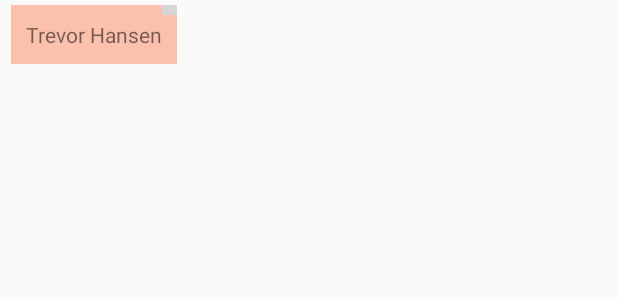
After one commit to gracezhuhou/IdledRichFish, an Android app: the layout item_tab.xml on its own in the app's theme, with its tools: preview values and no code run, on a phone screen of 412 x 824 dp. The commit adds this screen. Shown: the top 300 px of the screen. Run offline under Robolectric (Android 15) with nearby library versions, the phone set to English and light mode, and no system bars; grey boxes are pictures that could not be loaded.

Commit message:
tag界面&响应

```diff
--- a/app/build.gradle
+++ b/app/build.gradle
@@ -73,6 +73,7 @@ dependencies {
     implementation 'com.github.sd6352051:NiftyDialogEffects:v1.0.3' // 弹出框
     implementation 'com.zhihu.android:matisse:0.5.2-beta2' // 本地图像选择器
     implementation 'com.lzy.widget:ninegridview:0.2.0' // 九宫格图像控件
+    implementation 'com.beloo.widget:ChipsLayoutManager:0.3.7@aar'//ChipsLayoutManager
     // 工具类
     implementation("com.google.guava:guava:28.1-android")
     implementation 'com.android.support:multidex:1.0.3'
--- a/app/src/main/java/com/sufe/idledrichfish/data/model/Tab.java
+++ b/app/src/main/java/com/sufe/idledrichfish/data/model/Tag.java
@@ -3,7 +3,7 @@ package com.sufe.idledrichfish.data.model;
 import cn.bmob.v3.BmobObject;
 import cn.bmob.v3.datatype.BmobRelation;
 
-public class Tab extends BmobObject {
+public class Tag extends BmobObject {
 
     private String name;
 
--- /dev/null
+++ b/app/src/main/java/com/sufe/idledrichfish/ui/publish/CategoryActivity.java
@@ -0,0 +1,4 @@
+package com.sufe.idledrichfish.ui.publish;
+
+public class CategoryActivity {
+}
--- /dev/null
+++ b/app/src/main/res/layout/item_tab.xml
@@ -0,0 +1,31 @@
+<?xml version="1.0" encoding="utf-8"?>
+<RelativeLayout
+    xmlns:android="http://schemas.android.com/apk/res/android"
+    xmlns:tools="http://schemas.android.com/tools"
+    android:layout_width="wrap_content"
+    android:layout_height="wrap_content"
+    android:paddingTop="3dip"
+    android:paddingBottom="3dip"
+    android:paddingLeft="7dip"
+    android:paddingRight="7dip">
+
+    <TextView
+        android:background="@color/pink"
+        android:id="@+id/text_tag_name"
+        android:tag="text"
+        android:layout_width="wrap_content"
+        android:layout_height="wrap_content"
+        tools:text="Trevor Hansen"
+        android:padding="10dp"
+        android:layout_centerVertical="true" />
+
+    <ImageButton
+        android:layout_marginTop="-3dip"
+        android:layout_alignRight="@id/text_tag_name"
+        android:id="@+id/ibClose"
+        android:layout_width="10dp"
+        android:layout_height="10dp"
+        android:src="@drawable/ic_clear"
+        android:background="@null" />
+
+</RelativeLayout>
```
Also changed, not shown: app/src/main/AndroidManifest.xml (+5 -3 lines), app/src/main/java/com/sufe/idledrichfish/data/StudentDataSource.java (+16 -21 lines), app/src/main/java/com/sufe/idledrichfish/ui/publish/PublishActivity.java (+9 -9 lines), app/src/main/java/com/sufe/idledrichfish/ui/tag/ChipsAdapter.java (added, +68 -0 lines), app/src/main/java/com/sufe/idledrichfish/ui/tag/TagActivity.java (added, +83 -0 lines), app/src/main/res/layout/activity_tag.xml (+14 -3 lines).
